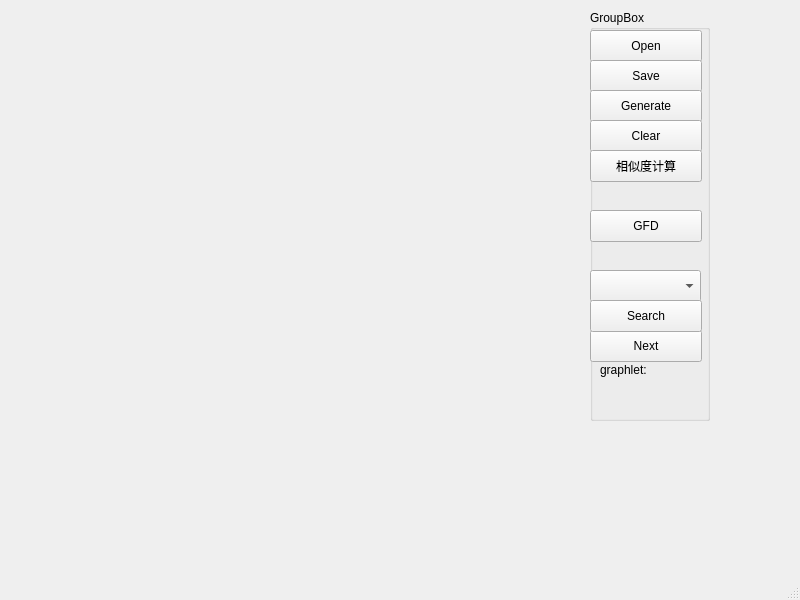
RyuZhihao123/sdu_tsne, file GraphSimilarity/mainwindow.ui: the form before one commit.
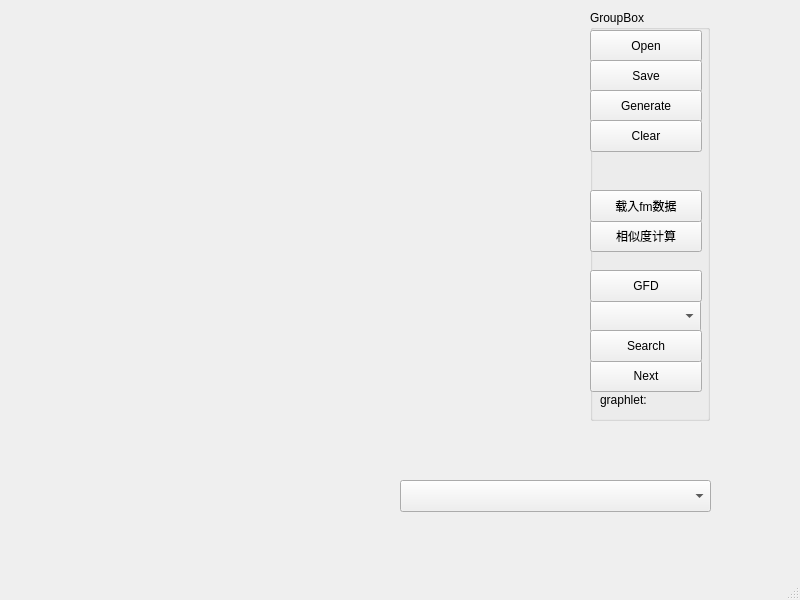
The form after the commit.

Diff of the .ui file:
```diff
--- a/GraphSimilarity/mainwindow.ui
+++ b/GraphSimilarity/mainwindow.ui
@@ -56,7 +56,7 @@
      <property name="geometry">
       <rect>
        <x>0</x>
-       <y>260</y>
+       <y>290</y>
        <width>111</width>
        <height>32</height>
       </rect>
@@ -66,7 +66,7 @@
      <property name="geometry">
       <rect>
        <x>0</x>
-       <y>320</y>
+       <y>350</y>
        <width>112</width>
        <height>32</height>
       </rect>
@@ -79,7 +79,7 @@
      <property name="geometry">
       <rect>
        <x>0</x>
-       <y>290</y>
+       <y>320</y>
        <width>112</width>
        <height>32</height>
       </rect>
@@ -92,7 +92,7 @@
      <property name="geometry">
       <rect>
        <x>10</x>
-       <y>350</y>
+       <y>380</y>
        <width>101</width>
        <height>20</height>
       </rect>
@@ -131,7 +131,7 @@
      <property name="geometry">
       <rect>
        <x>0</x>
-       <y>200</y>
+       <y>260</y>
        <width>112</width>
        <height>32</height>
       </rect>
@@ -144,7 +144,7 @@
      <property name="geometry">
       <rect>
        <x>0</x>
-       <y>140</y>
+       <y>210</y>
        <width>112</width>
        <height>32</height>
       </rect>
@@ -153,6 +153,29 @@
       <string>相似度计算</string>
      </property>
     </widget>
+    <widget class="QPushButton" name="btnLoadFmData">
+     <property name="geometry">
+      <rect>
+       <x>0</x>
+       <y>180</y>
+       <width>112</width>
+       <height>32</height>
+      </rect>
+     </property>
+     <property name="text">
+      <string>载入fm数据</string>
+     </property>
+    </widget>
+   </widget>
+   <widget class="QComboBox" name="fileListBox">
+    <property name="geometry">
+     <rect>
+      <x>400</x>
+      <y>480</y>
+      <width>311</width>
+      <height>32</height>
+     </rect>
+    </property>
    </widget>
   </widget>
   <widget class="QMenuBar" name="menubar">
```
